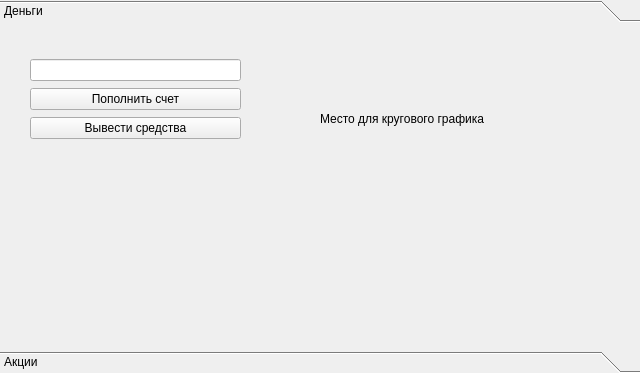
ToksichniyDed/SperInvest, file client/Client_App/account_info_widget.ui: the form before one commit.
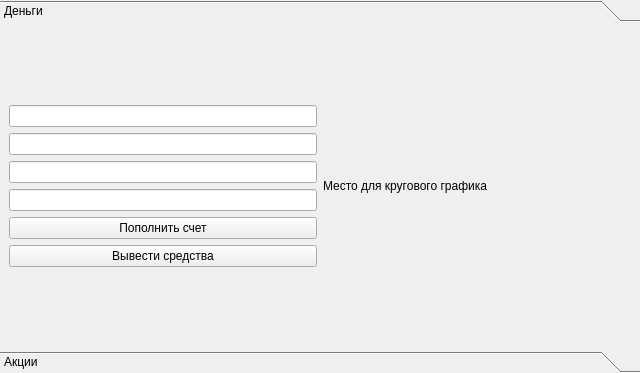
The form after the commit.

```diff
--- a/client/Client_App/account_info_widget.ui
+++ b/client/Client_App/account_info_widget.ui
@@ -37,31 +37,56 @@
    <attribute name="label">
     <string>Деньги</string>
    </attribute>
-   <widget class="QLabel" name="label">
-    <property name="geometry">
-     <rect>
-      <x>320</x>
-      <y>10</y>
-      <width>301</width>
-      <height>161</height>
-     </rect>
-    </property>
-    <property name="text">
-     <string>Место для кругового графика</string>
-    </property>
-   </widget>
-   <widget class="QWidget" name="layoutWidget">
-    <property name="geometry">
-     <rect>
-      <x>30</x>
-      <y>30</y>
-      <width>211</width>
-      <height>83</height>
-     </rect>
-    </property>
+   <layout class="QGridLayout" name="gridLayout">
+    <item row="0" column="0">
     <layout class="QVBoxLayout" name="verticalLayout">
+      <item>
+       <widget class="QLineEdit" name="acc_id">
+        <property name="sizePolicy">
+         <sizepolicy hsizetype="Preferred" vsizetype="Fixed">
+          <horstretch>0</horstretch>
+          <verstretch>0</verstretch>
+         </sizepolicy>
+        </property>
+        <property name="readOnly">
+         <bool>true</bool>
+        </property>
+       </widget>
+      </item>
+      <item>
+       <widget class="QLineEdit" name="status">
+        <property name="sizePolicy">
+         <sizepolicy hsizetype="Preferred" vsizetype="Fixed">
+          <horstretch>0</horstretch>
+          <verstretch>0</verstretch>
+         </sizepolicy>
+        </property>
+        <property name="readOnly">
+         <bool>true</bool>
+        </property>
+       </widget>
+      </item>
      <item>
       <widget class="QLineEdit" name="money">
+        <property name="sizePolicy">
+         <sizepolicy hsizetype="Preferred" vsizetype="Fixed">
+          <horstretch>0</horstretch>
+          <verstretch>0</verstretch>
+         </sizepolicy>
+        </property>
+        <property name="readOnly">
+         <bool>true</bool>
+        </property>
+       </widget>
+      </item>
+      <item>
+       <widget class="QLineEdit" name="tarrif_plan">
+        <property name="sizePolicy">
+         <sizepolicy hsizetype="Preferred" vsizetype="Fixed">
+          <horstretch>0</horstretch>
+          <verstretch>0</verstretch>
+         </sizepolicy>
+        </property>
        <property name="readOnly">
         <bool>true</bool>
        </property>
@@ -69,6 +94,12 @@
      </item>
      <item>
       <widget class="QPushButton" name="add_money">
+        <property name="sizePolicy">
+         <sizepolicy hsizetype="Preferred" vsizetype="Fixed">
+          <horstretch>0</horstretch>
+          <verstretch>0</verstretch>
+         </sizepolicy>
+        </property>
        <property name="text">
         <string>Пополнить счет</string>
        </property>
@@ -76,13 +107,27 @@
      </item>
      <item>
       <widget class="QPushButton" name="get_money">
+        <property name="sizePolicy">
+         <sizepolicy hsizetype="Preferred" vsizetype="Fixed">
+          <horstretch>0</horstretch>
+          <verstretch>0</verstretch>
+         </sizepolicy>
+        </property>
        <property name="text">
         <string>Вывести средства</string>
        </property>
       </widget>
      </item>
     </layout>
-   </widget>
+    </item>
+    <item row="0" column="1">
+     <widget class="QLabel" name="label">
+      <property name="text">
+       <string>Место для кругового графика</string>
+      </property>
+     </widget>
+    </item>
+   </layout>
   </widget>
   <widget class="QWidget" name="page_2">
    <property name="geometry">
```
Left out of the diff: 2 changed lines with no effect on the pictures. Lines whose indentation alone changed are shown as unchanged.
